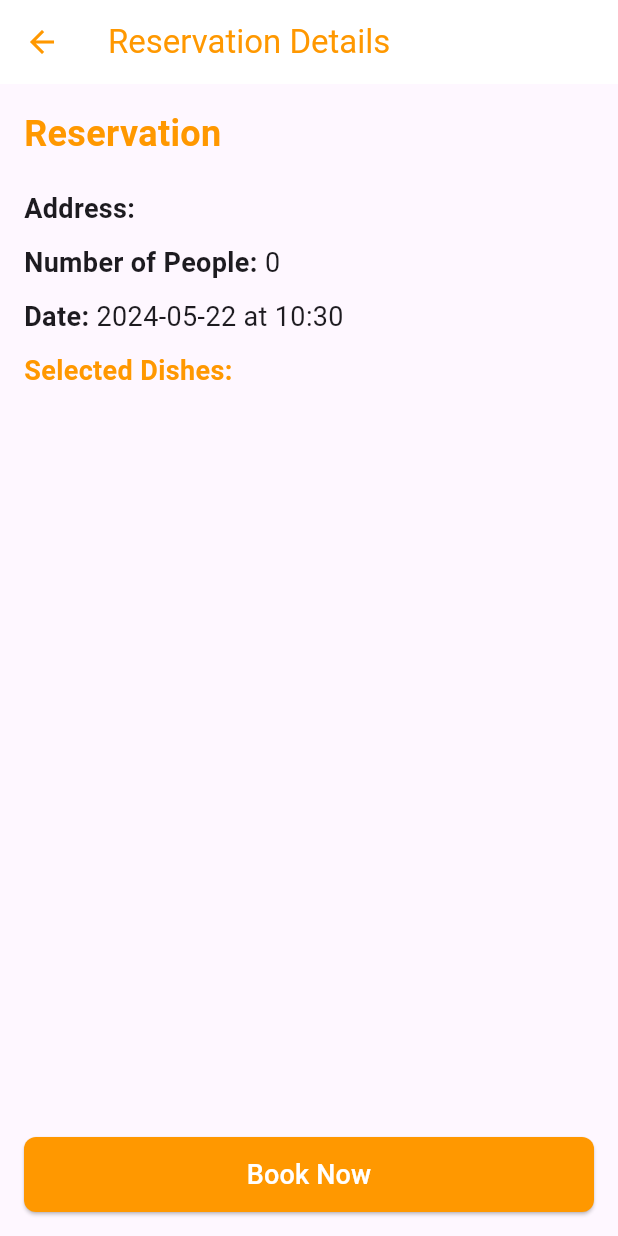
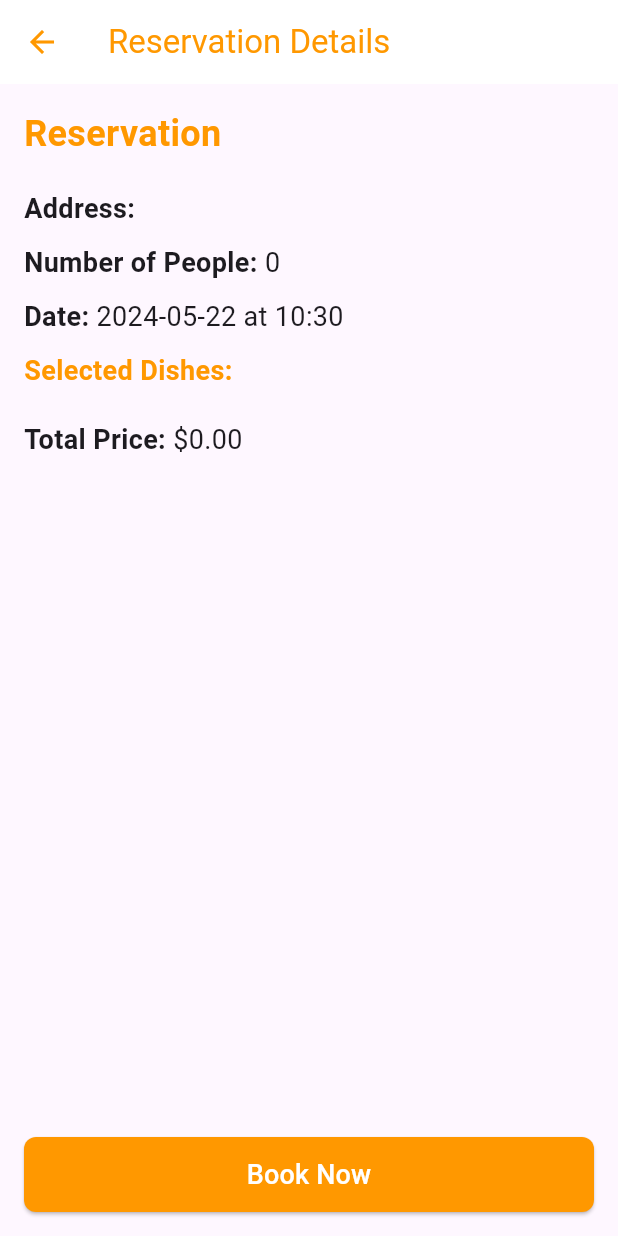
Before and after one commit to Ahhhhjay/AppDev, a Flutter app: the ReservationDetailsPage screen opened directly with empty values, on a phone screen of 412 x 824 dp. Run offline on Flutter 3.47's test engine with Material 3 defaults, Android fonts, the phone set to English and light mode, and no system bars; our stand-ins replace cloud_firestore, firebase_auth, firebase_core, flutter_local_notifications, timezone; accounts and stored records are empty.

Commit message:
Total Price added to the booking

```diff
--- a/restaurant_project/lib/screens/reservation/reservationdetailspage.dart
+++ b/restaurant_project/lib/screens/reservation/reservationdetailspage.dart
@@ -28,6 +28,19 @@ class ReservationDetailsPage extends StatelessWidget {
       return;
     }
 
+    // Calculate total price for each dish
+    List<Map<String, dynamic>> dishesWithTotalPrice = selectedDishes.map((item) {
+      return {
+        'name': item['dish'].name,
+        'price': item['dish'].price,
+        'quantity': item['quantity'],
+        'totalPrice': item['quantity'] * item['dish'].price,
+      };
+    }).toList();
+
+    // Calculate the overall total price
+    double totalPrice = dishesWithTotalPrice.fold(0.0, (sum, item) => sum + item['totalPrice']);
+
     await FirebaseFirestore.instance
         .collection('users')
         .doc(user.uid)
@@ -36,7 +49,8 @@ class ReservationDetailsPage extends StatelessWidget {
       'address': address,
       'numberOfPeople': numberOfPeople,
       'date': dateTime,
-      'dishes': selectedDishes,
+      'dishes': dishesWithTotalPrice,
+      'totalPrice': totalPrice,
       'timestamp': FieldValue.serverTimestamp(),
     });
 
@@ -55,6 +69,9 @@ class ReservationDetailsPage extends StatelessWidget {
 
   @override
   Widget build(BuildContext context) {
+    // Calculate the overall total price
+    double totalPrice = selectedDishes.fold(0.0, (sum, item) => sum + (item['quantity'] * item['dish'].price));
+
     return Scaffold(
       appBar: AppBar(
         title: Text(
@@ -108,11 +125,16 @@ class ReservationDetailsPage extends StatelessWidget {
                   style: TextStyle(fontSize: 16),
                 ),
                 trailing: Text(
-                      '\$${item['dish'].price.toStringAsFixed(2)}',
+                  '\$${(item['quantity'] * item['dish'].price).toStringAsFixed(2)}',
                   style: TextStyle(fontSize: 16),
                 ),
               ),
             )),
+            SizedBox(height: 10),
+            _buildDetailRow(
+              'Total Price:',
+              '\$${totalPrice.toStringAsFixed(2)}',
+            ),
             Spacer(),
             SizedBox(
               width: double.infinity,
```
Lines whose indentation alone changed are shown as unchanged.
